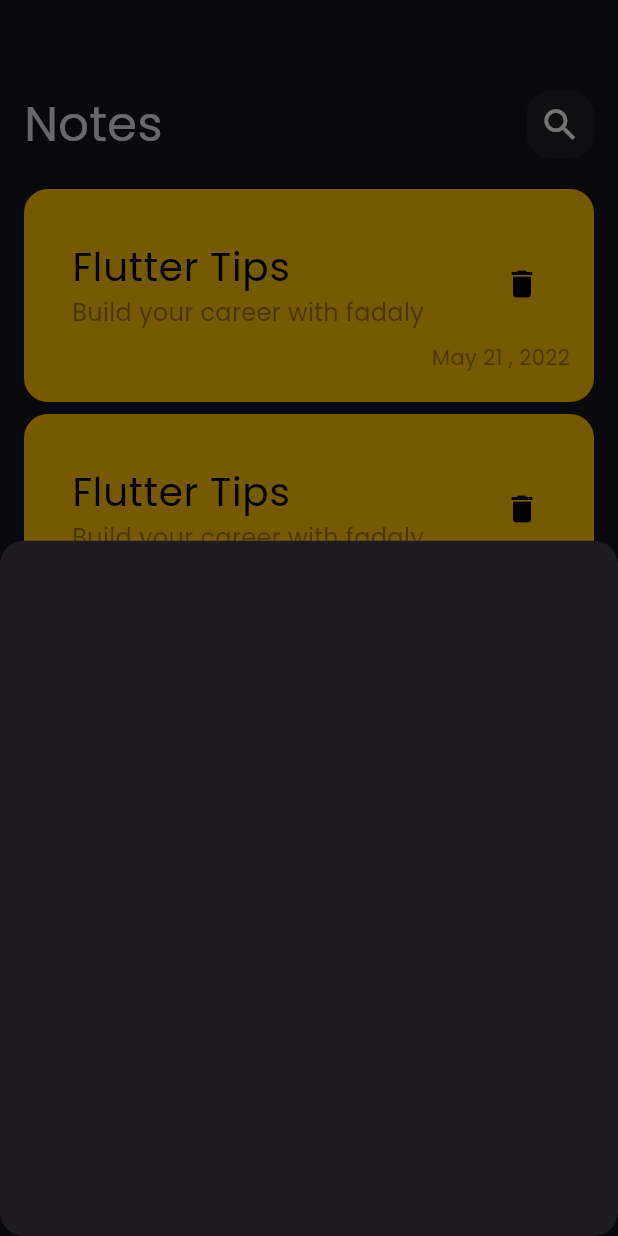
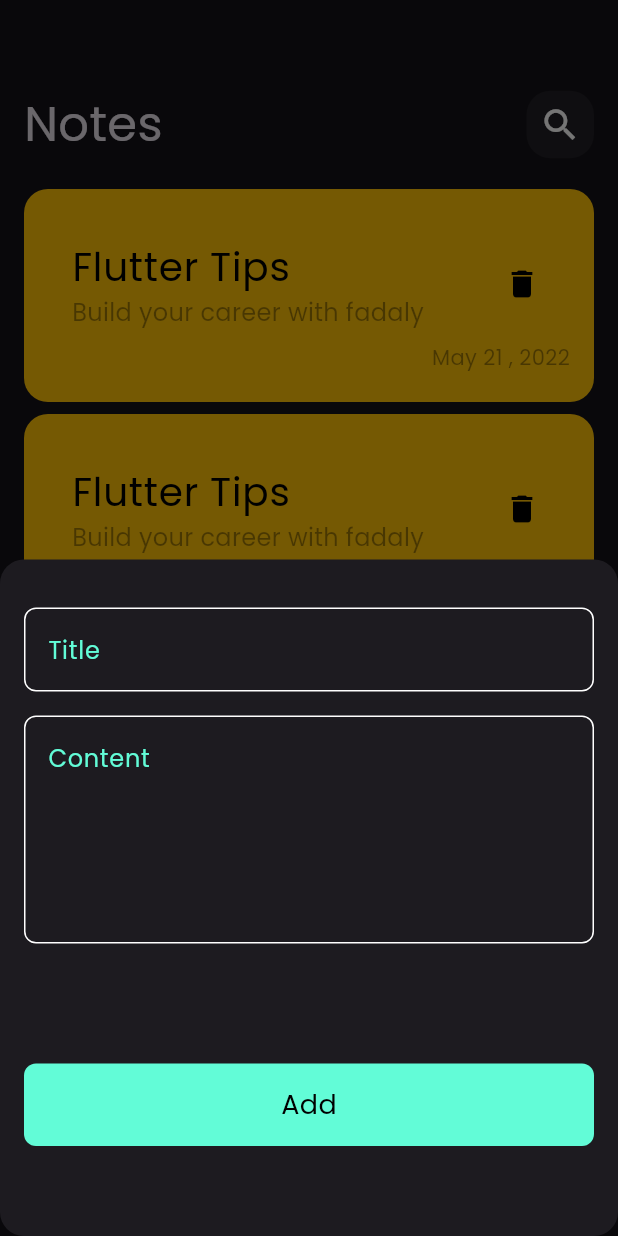
Before and after one commit to malifadali-gif/notes_app, a Flutter app: the screen it shows after launch, after a tap on the "add" icon, on a phone screen of 412 x 824 dp. Run offline on Flutter 3.47's test engine with Material 3 defaults, Android fonts, the phone set to English and light mode, and no system bars.

Commit message:
create edit note view

```diff
--- a/lib/main.dart
+++ b/lib/main.dart
@@ -12,6 +12,7 @@ class NotesApp extends StatelessWidget {
   @override
   Widget build(BuildContext context) {
     return MaterialApp(
+      debugShowCheckedModeBanner: false,
       theme: ThemeData(brightness: Brightness.dark , fontFamily:'Poppins' ),
       home:const NotesView(),
     );
--- a/lib/views/notes_view.dart
+++ b/lib/views/notes_view.dart
@@ -1,4 +1,5 @@
 import 'package:flutter/material.dart';
+import 'package:notes_app/views/widgets/add_bottom_sheet.dart';
 import 'package:notes_app/views/widgets/notes_view_body.dart';
 
 class NotesView extends StatelessWidget {
@@ -16,7 +17,7 @@ class NotesView extends StatelessWidget {
 
             context: context, builder: (context)
         {
-          return Container();
+          return AddNoteButtomSheet();
         }
         );
         } ,
--- a/lib/views/widgets/custom_note_item.dart
+++ b/lib/views/widgets/custom_note_item.dart
@@ -1,11 +1,20 @@
 import 'package:flutter/material.dart';
+import 'package:notes_app/views/edit_note_view.dart';
 
 class NotesItem extends StatelessWidget {
   const NotesItem({super.key});
 
   @override
   Widget build(BuildContext context) {
-    return Container(
+    return GestureDetector(
+      onTap: ()
+      {
+        Navigator.push(context, MaterialPageRoute(builder: (context)
+        {
+          return const  EditNoteView();
+        }));
+      },
+      child: Container(
         padding: EdgeInsets.only(top: 24 , bottom: 20 ,left: 16 , ),
         decoration: BoxDecoration(
             color: Colors.amber,
@@ -27,6 +36,7 @@ class NotesItem extends StatelessWidget {
             )
           ],
         ),
+      ),
     );
   }
 }
--- a/lib/views/widgets/custom_text_field.dart
+++ b/lib/views/widgets/custom_text_field.dart
@@ -2,14 +2,17 @@ import 'package:flutter/material.dart';
 import 'package:notes_app/constants.dart';
 
 class CustomTextField extends StatelessWidget {
-  const CustomTextField({super.key});
-
+  const CustomTextField({super.key, required this.hint,  this.maxlines =1});
+final String hint;
+final int maxlines;
   @override
   Widget build(BuildContext context) {
     return TextField(
+      maxLines: maxlines,
       cursorColor: kPrimaryColor,
       decoration:InputDecoration(
-        hintText: 'title',
+
+        hintText: hint,
         hintStyle: const TextStyle(
           color: kPrimaryColor,
         ),
```
Also changed, not shown: lib/views/edit_note_view.dart (added, +13 -0 lines), lib/views/widgets/edit_note_view.dart (added, +10 -0 lines). Lines whose indentation alone changed are shown as unchanged.
